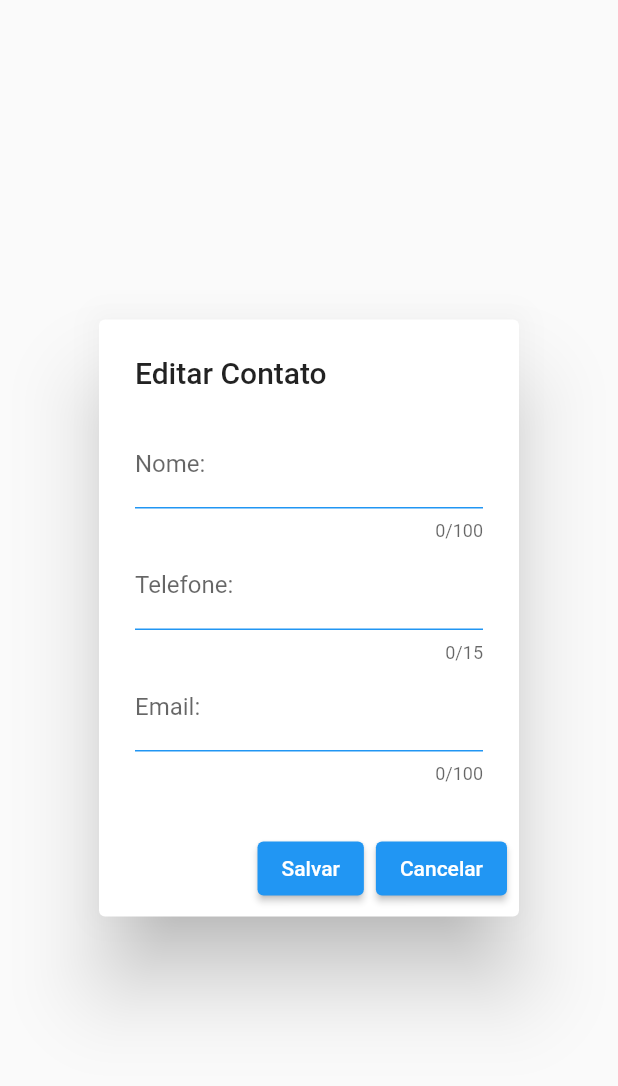
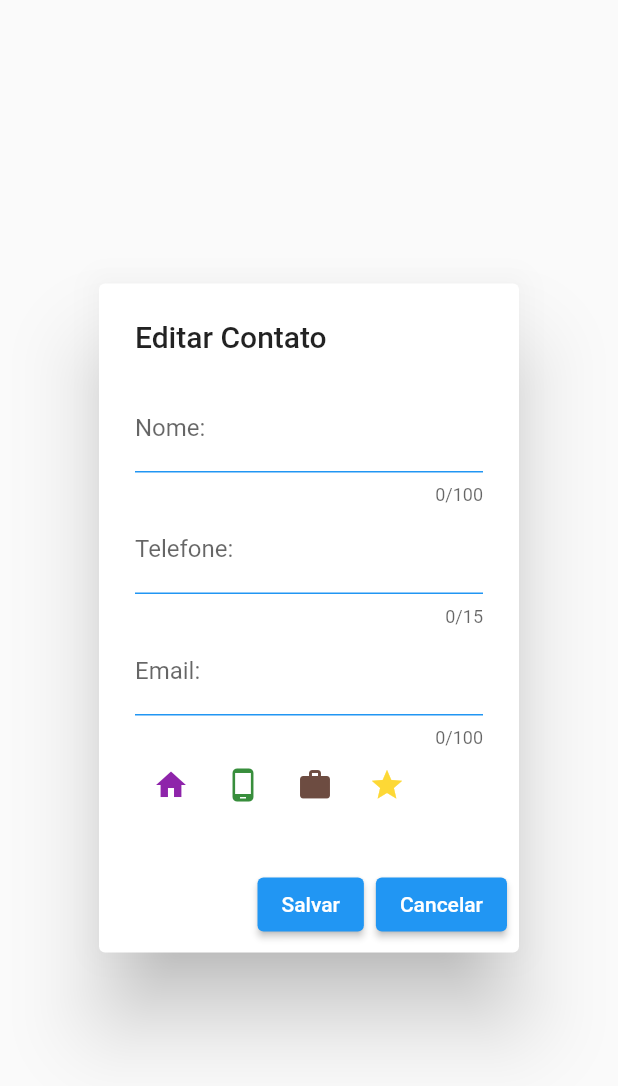
Before and after one commit to AndreiiMorais/contatos, a Flutter app: the EdicaoAlerBox widget shown alone on an empty page, opened directly with empty values, on a phone screen of 412 x 824 dp. Shown: the top 1086 px of the screen. Run offline on Flutter 3.47's test engine with Material 2 defaults, Android fonts, the phone set to English and light mode, and no system bars; our stand-ins replace sqflite; accounts and stored records are empty.

Commit message:
finishing for now

```diff
--- a/lista_contatos/lib/widgets/edicao_alerbox.dart
+++ b/lista_contatos/lib/widgets/edicao_alerbox.dart
@@ -5,6 +5,7 @@ import 'package:lista_contatos/src/model/model_contatos.dart';
 import 'package:lista_contatos/src/settings.dart';
 
 class EdicaoAlerBox extends StatelessWidget {
+  String tipoDb = '';
   ContatosModel contato;
   DbControl control = DbControl();
   EdicaoAlerBox({Key? key, required this.contato}) : super(key: key) {
@@ -60,6 +61,34 @@ class EdicaoAlerBox extends StatelessWidget {
                 ),
               ),
             ),
+            Row(
+              children: [
+                IconButton(
+                  onPressed: () {
+                    tipoDb = 'casa';
+                  },
+                  icon: Icon(Icons.home, color: Colors.purple[600]),
+                ),
+                IconButton(
+                  onPressed: () {
+                    tipoDb = 'telefone';
+                  },
+                  icon: Icon(Icons.phone_android, color: Colors.green[700]),
+                ),
+                IconButton(
+                  onPressed: () {
+                    tipoDb = 'trabalho';
+                  },
+                  icon: Icon(Icons.work, color: Colors.brown[600]),
+                ),
+                IconButton(
+                  onPressed: () {
+                    tipoDb = 'favorito';
+                  },
+                  icon: Icon(Icons.star, color: Colors.yellow[600]),
+                ),
+              ],
+            )
           ],
         ),
       ),
@@ -70,11 +99,14 @@ class EdicaoAlerBox extends StatelessWidget {
             contatoAlterado.nome = name.text;
             contatoAlterado.telefone = phone.text;
             contatoAlterado.email = email.text;
+            contatoAlterado.tipoDb = tipoDb;
             control.alterar(alterarContato: contatoAlterado);
             name.clear();
             phone.clear();
             email.clear();
-            Navigator.of(context).pop();
+            Navigator.of(context).pushNamedAndRemoveUntil(
+                '/edit', ModalRoute.withName('/'),
+                arguments: contatoAlterado);
           },
           child: const Text('Salvar'),
         ),
```
Also changed, not shown: lista_contatos/lib/src/model/model_contatos.dart (+1 -16 lines), lista_contatos/lib/widgets/confirmacao_alertbox.dart (+0 -31 lines).
